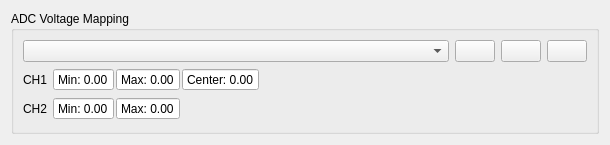
This is widgets/adcmap.ui in vedderb/vesc_tool as Qt 5 draws it before an edit. The edited form follows.
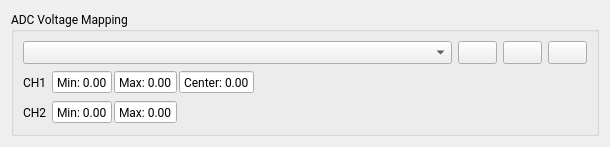
This is the edited form. Icons and pictures are not drawn. Custom widgets are drawn as their Qt base class.

Commit message: Changed Font and added CAN navigator

The edit to the form file:
```diff
--- a/widgets/adcmap.ui
+++ b/widgets/adcmap.ui
@@ -10,6 +10,11 @@
     <height>145</height>
    </rect>
   </property>
+  <property name="font">
+   <font>
+    <family>Roboto</family>
+   </font>
+  </property>
   <property name="windowTitle">
    <string>Form</string>
   </property>
```
The commit also changes 30 other files.
